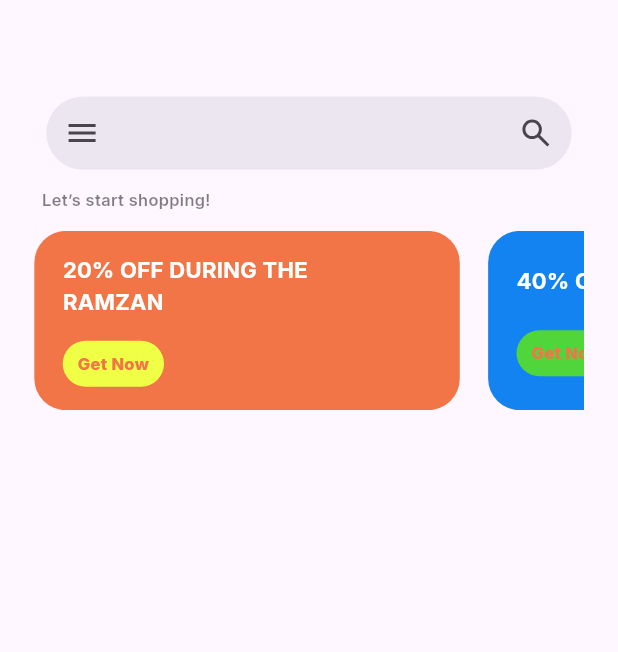
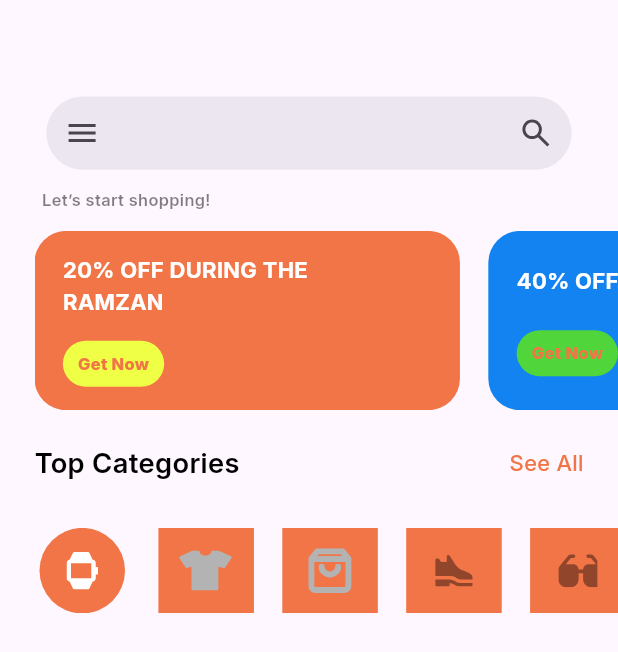
Before and after one commit to AmrReda92/e-commerce-app, a Flutter app: the screen it shows after launch, on a phone screen of 412 x 824 dp. Shown: the top 652 px of the screen. Run offline on Flutter 3.47's test engine with Material 3 defaults, Android fonts, the phone set to English and light mode, and no system bars; our stand-ins replace flutter_screenutil, flutter_svg.

Commit message:
finish category list view

```diff
--- a/lib/core/models/app_text_styles.dart
+++ b/lib/core/models/app_text_styles.dart
@@ -18,4 +18,14 @@ class AppTextStyles {
     color:  Color(0xffffffff),
     fontWeight: FontWeight.w700
   );
+  static  TextStyle fontMedium16 = TextStyle(
+    fontSize: 16.sp,
+    color:  Color(0xffF17547),
+    fontWeight: FontWeight.w400
+  );
+  static  TextStyle font20 = TextStyle(
+    fontSize: 20.sp,
+    color:  Color(0xff000000),
+    fontWeight: FontWeight.w600
+  );
 }
--- /dev/null
+++ b/lib/features/home/model/info_category_model.dart
@@ -0,0 +1,9 @@
+import 'dart:ui';
+
+class InfoCategoryModel {
+  final  String icon;
+  final  Color backGround;
+
+  InfoCategoryModel({required this.icon,required this.backGround});
+
+}
--- a/lib/features/home/ui/home_screen.dart
+++ b/lib/features/home/ui/home_screen.dart
@@ -1,6 +1,7 @@
 import 'package:commerce_app/core/models/app_colors.dart';
 import 'package:commerce_app/core/models/app_images.dart';
 import 'package:commerce_app/core/models/app_text_styles.dart';
+import 'package:commerce_app/features/home/widgets/custom_categry_list_view.dart';
 import 'package:commerce_app/features/home/widgets/custom_container_list_view.dart';
 import 'package:commerce_app/features/home/widgets/custom_search_field.dart';
 import 'package:flutter/material.dart';
@@ -31,16 +32,34 @@ class HomeScreen extends StatelessWidget {
                   )),
               SizedBox(height: 14.h,),
               Padding(
-                padding:  EdgeInsets.symmetric(horizontal: 23.w),
+                padding:  EdgeInsets.only(right: 0,left: 23),
                 child: Column(
                   children: [
                     SizedBox(
-                      height: 130.h,
-                      child: CustomContainerListView()
+                        height: 130.h,
+                        child: CustomContainerListView()
+                      ),
+                    SizedBox(height: 24.h,),
+                    Padding(
+                      padding:  EdgeInsets.only(right: 23.w),
+                      child: Row(
+                        mainAxisAlignment: MainAxisAlignment.spaceBetween,
+                        children: [
+                          Text("Top Categories",style: AppTextStyles.font20,),
+                          Text("See All",style: AppTextStyles.fontMedium16,)
+                        ],
+                      ),
                     ),
+                    SizedBox(height: 33.h,),
+                    SizedBox(
+                      height: 62.h,
+                      child: CustomCategoryListView(),
+                    )
                   ],
                 ),
-              )
+              ),
+
+
             ],
           ),
         ),
--- /dev/null
+++ b/lib/features/home/widgets/custom_categry_list_view.dart
@@ -0,0 +1,53 @@
+import 'package:commerce_app/core/models/app_colors.dart';
+import 'package:commerce_app/features/home/model/info_category_model.dart';
+import 'package:flutter/material.dart';
+import 'package:flutter_screenutil/flutter_screenutil.dart';
+import 'package:flutter_svg/flutter_svg.dart';
+
+class CustomCategoryListView extends StatelessWidget {
+  const CustomCategoryListView({super.key});
+
+  static List<InfoCategoryModel> categoryModel = [
+    InfoCategoryModel(
+        icon: "assets/icons/watch_icon.svg",
+        backGround: AppColors.container1Background
+    ),
+    InfoCategoryModel(
+        icon: "assets/icons/cloth_icon.svg",
+        backGround: AppColors.container1Background
+    ),
+    InfoCategoryModel(
+        icon: "assets/icons/shopping_icon.svg",
+        backGround: AppColors.container1Background
+    ),
+    InfoCategoryModel(
+        icon: "assets/icons/shoes_icon.svg",
+        backGround: AppColors.container1Background
+    ),
+    InfoCategoryModel(
+        icon: "assets/icons/glasses_icon.svg",
+        backGround: AppColors.container1Background
+    ),
+  ];
+
+  @override
+  Widget build(BuildContext context) {
+    return ListView.builder(
+      scrollDirection: Axis.horizontal,
+      itemCount: categoryModel.length,
+        itemBuilder: (context,index){
+           return Padding(
+             padding:  EdgeInsets.only(right: 19.w),
+             child: Container(
+               width: 64.w,
+               decoration: BoxDecoration(
+                 color : categoryModel[index].backGround,
+                 shape: index==0? BoxShape.circle : BoxShape.rectangle
+               ),child: Center(child: SvgPicture.asset(categoryModel[index].icon)
+             ),
+             ),
+           );
+        }
+    );
+  }
+}
--- a/lib/features/home/widgets/custom_container_list_view.dart
+++ b/lib/features/home/widgets/custom_container_list_view.dart
@@ -36,7 +36,6 @@ class CustomContainerListView extends StatelessWidget {
         return Padding(
           padding:  EdgeInsets.only(right: 19.w),
           child: Container(
-
             width: 285.w,
                 decoration: BoxDecoration(
                 borderRadius: BorderRadius.circular(23.r),
```
